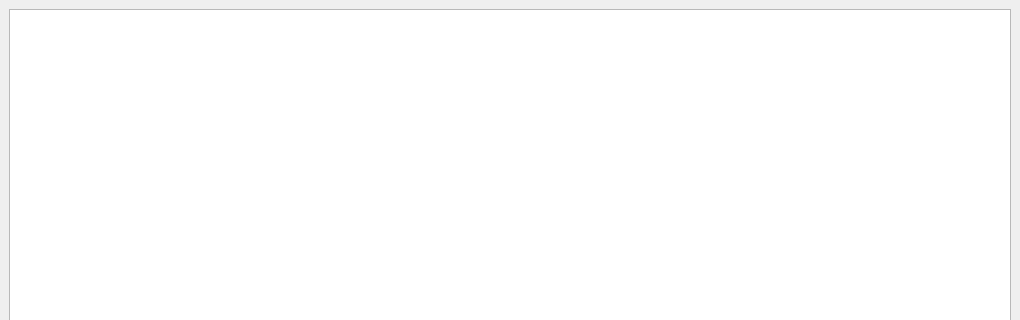
The window that src/components/errorlog/errorlog.ui (feelx88/git-qui) describes before a commit, drawn with Qt 5; both pictures show x 0 to 1020 and y 0 to 320 of the 1020 by 688 pixel window.
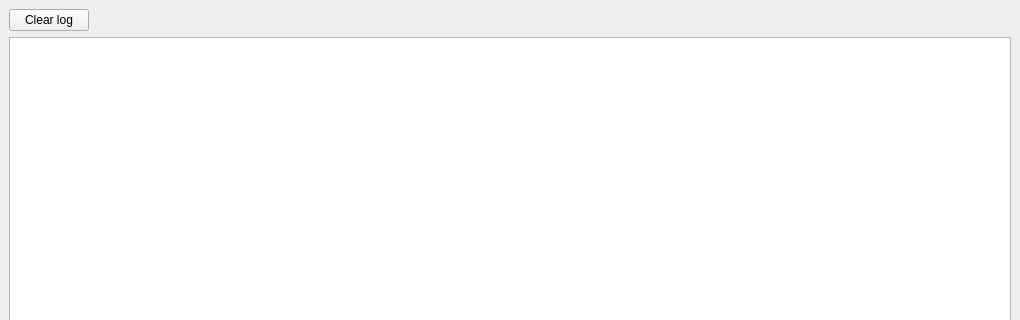
The same window after the commit.

Commit message: Added button to clear log file.

What changed in the file:
```diff
--- a/src/components/errorlog/errorlog.ui
+++ b/src/components/errorlog/errorlog.ui
@@ -15,6 +15,30 @@
   </property>
   <widget class="QWidget" name="dockWidgetContents">
    <layout class="QVBoxLayout" name="verticalLayout">
+    <item>
+     <layout class="QHBoxLayout" name="horizontalLayout">
+      <item>
+       <widget class="QPushButton" name="pushButton">
+        <property name="text">
+         <string>Clear log</string>
+        </property>
+       </widget>
+      </item>
+      <item>
+       <spacer name="horizontalSpacer">
+        <property name="orientation">
+         <enum>Qt::Horizontal</enum>
+        </property>
+        <property name="sizeHint" stdset="0">
+         <size>
+          <width>40</width>
+          <height>20</height>
+         </size>
+        </property>
+       </spacer>
+      </item>
+     </layout>
+    </item>
     <item>
      <widget class="QPlainTextEdit" name="plainTextEdit">
       <property name="readOnly">
```
The commit also changes 2 other files.
